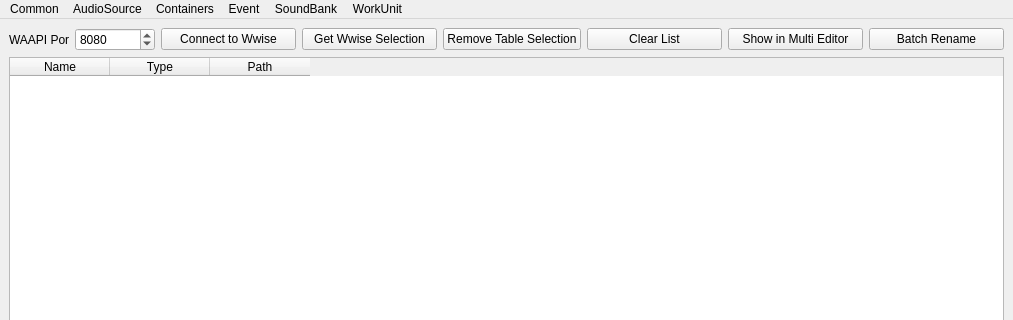
Before: the Qt Designer form WwiseTools/QtDesign/MainWindow.ui in victor647/AudioToolkit647, drawn with Qt 5; both pictures show x 0 to 1013 and y 0 to 320 of the 1013 by 464 pixel window.
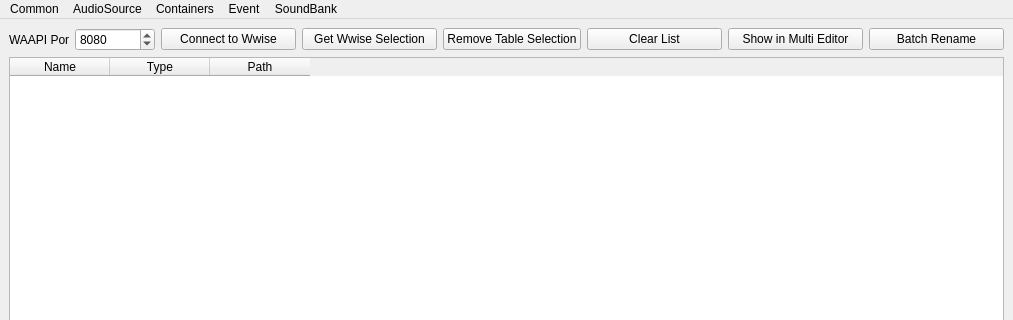
After: the same form once the commit is applied.

```diff
--- a/WwiseTools/QtDesign/MainWindow.ui
+++ b/WwiseTools/QtDesign/MainWindow.ui
@@ -250,13 +250,6 @@
     <addaction name="actRedo"/>
     <addaction name="actDeleteObjects"/>
     <addaction name="menuRename"/>
-    <addaction name="actMoveToSelection"/>
-   </widget>
-   <widget class="QMenu" name="mnuWorkUnit">
-    <property name="title">
-     <string>WorkUnit</string>
-    </property>
-    <addaction name="actConvertToWorkUnit"/>
    </widget>
    <widget class="QMenu" name="menuEvent">
     <property name="title">
@@ -269,7 +262,6 @@
    <addaction name="mnuLogicContainers"/>
    <addaction name="menuEvent"/>
    <addaction name="mnuSoundBank"/>
-   <addaction name="mnuWorkUnit"/>
   </widget>
   <widget class="QStatusBar" name="statusbar"/>
   <action name="actionEnable">
```
Left out of the diff: 62 changed lines with no effect on the pictures.
